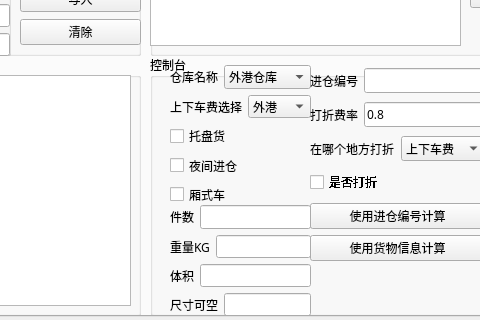
Before: the Qt Designer form Ui/untitled.ui in jerryliang122-vast/working-CIF-service, drawn with Qt 5; both pictures show x 322 to 802 and y 184 to 504 of the 900 by 504 pixel window.
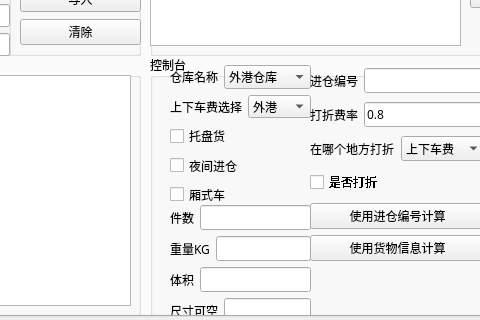
After: the same form once the commit is applied. The open tabs and pages were chosen to show the change.

Commit message:
调整了 Ui/untitled.ui 文件中某个元素的高度，并在 warehouse_price.py 中添加了计算仓库费用的方法。
在 Ui/untitled.ui 中，将元素的高度从111调整为120，以适应布局或功能上的需求。

在 warehouse_price.py 中，新增的 calculate_warehouse_price 方法用于根据用户界面输入计算仓库价格。此方法提取了界面中的多项数据，如仓库名称、进出仓库方式、托盘、夜间入库等选项，并根据这些数据进行价格计算。这有助于实现对仓库价格的动态评估，为用户提供更准确的费用估算。

```diff
--- a/Ui/untitled.ui
+++ b/Ui/untitled.ui
@@ -2209,7 +2209,7 @@
         <x>20</x>
         <y>150</y>
         <width>141</width>
-        <height>111</height>
+        <height>120</height>
        </rect>
       </property>
       <layout class="QVBoxLayout" name="verticalLayout_7">
```
The commit also changes 1 other file.
